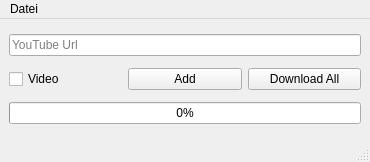
Old version of the form YTDownloader/mainwindow.ui in the repository Sascha-Koejer/YouTubeDownloader.
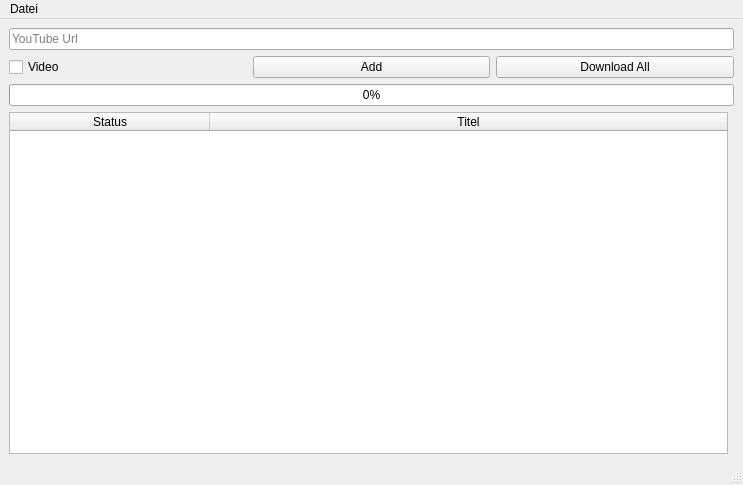
New version of the form.

The edit to the form file:
```diff
--- a/YTDownloader/mainwindow.ui
+++ b/YTDownloader/mainwindow.ui
@@ -6,14 +6,14 @@
    <rect>
     <x>0</x>
     <y>0</y>
-    <width>370</width>
-    <height>162</height>
+    <width>743</width>
+    <height>485</height>
    </rect>
   </property>
   <property name="minimumSize">
    <size>
-    <width>0</width>
-    <height>0</height>
+    <width>743</width>
+    <height>485</height>
    </size>
   </property>
   <property name="maximumSize">
@@ -83,6 +83,44 @@
       </item>
      </layout>
     </item>
+    <item row="3" column="1">
+     <widget class="QTableWidget" name="tableWidget">
+      <attribute name="horizontalHeaderCascadingSectionResizes">
+       <bool>true</bool>
+      </attribute>
+      <attribute name="horizontalHeaderMinimumSectionSize">
+       <number>200</number>
+      </attribute>
+      <attribute name="horizontalHeaderDefaultSectionSize">
+       <number>200</number>
+      </attribute>
+      <attribute name="horizontalHeaderHighlightSections">
+       <bool>true</bool>
+      </attribute>
+      <attribute name="horizontalHeaderShowSortIndicator" stdset="0">
+       <bool>true</bool>
+      </attribute>
+      <attribute name="horizontalHeaderStretchLastSection">
+       <bool>true</bool>
+      </attribute>
+      <attribute name="verticalHeaderVisible">
+       <bool>false</bool>
+      </attribute>
+      <attribute name="verticalHeaderShowSortIndicator" stdset="0">
+       <bool>true</bool>
+      </attribute>
+      <column>
+       <property name="text">
+        <string>Status</string>
+       </property>
+      </column>
+      <column>
+       <property name="text">
+        <string>Titel</string>
+       </property>
+      </column>
+     </widget>
+    </item>
    </layout>
   </widget>
   <widget class="QStatusBar" name="statusbar"/>
@@ -91,7 +129,7 @@
     <rect>
      <x>0</x>
      <y>0</y>
-     <width>370</width>
+     <width>743</width>
      <height>21</height>
     </rect>
    </property>
```
